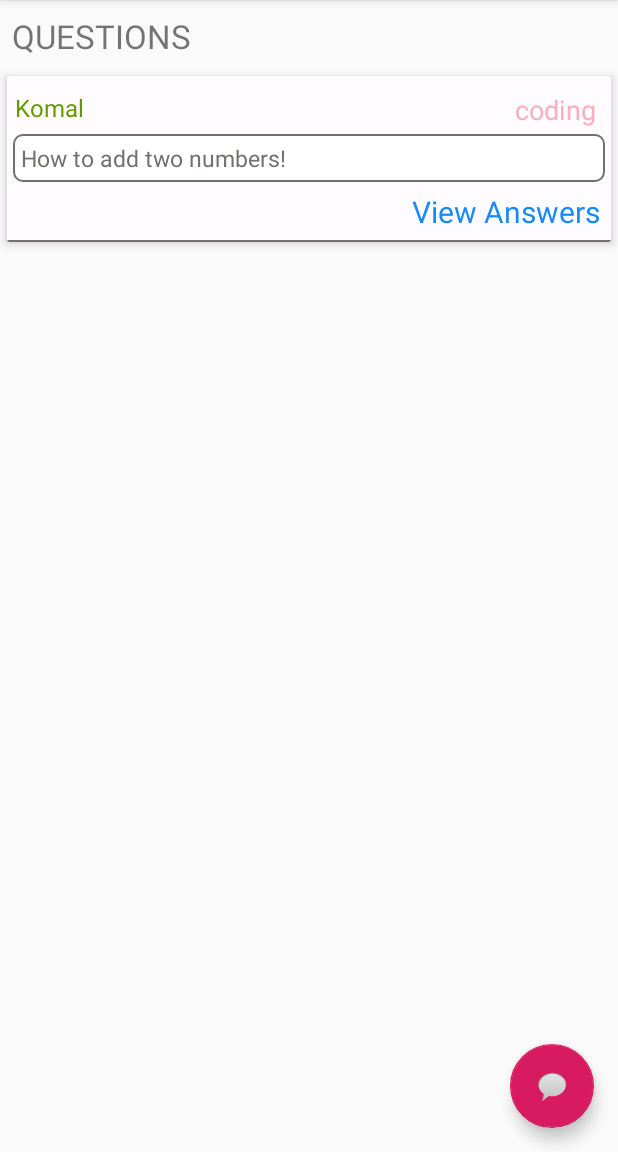
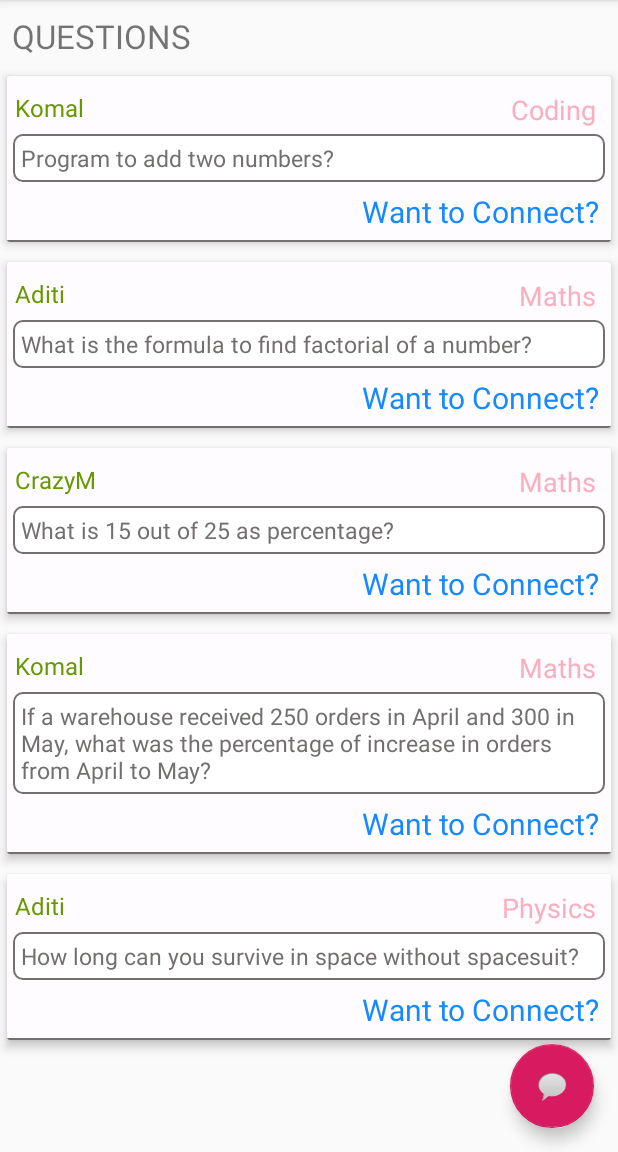
Before and after one commit to priyanka-choubey/mentorship, an Android app: the MainActivity screen opened directly, with no data from a screen before it, in the side drawer, after a tap on "Starred", on a phone screen of 412 x 824 dp, the part 84-1236 px from its top. Run offline under Robolectric (Android 15) with nearby library versions, the phone set to English and light mode, and no system bars; our stand-ins replace Volley; libraries missing offline, so code that uses them is left out: com.firebase.client; network calls fail.

Commit message:
Minor Changes

```diff
--- a/myChatApp/app/src/main/java/com/example/komal/mychatapp/MainActivity.java
+++ b/myChatApp/app/src/main/java/com/example/komal/mychatapp/MainActivity.java
@@ -59,7 +59,18 @@
         Toolbar toolbar = (Toolbar) findViewById(R.id.toolbar);
         setSupportActionBar(toolbar);
 
-        UserData = new portalDetails("Komal","coding","How to add two numbers!");
+        UserData = new portalDetails("Komal","Coding","Program to add two numbers?");
+        data.add(UserData);
+
+        UserData = new portalDetails("Aditi","Maths","What is the formula to find factorial of a number?");
+        data.add(UserData);
+
+        UserData = new portalDetails("CrazyM","Maths","What is 15 out of 25 as percentage?");
+        data.add(UserData);
+
+        UserData = new portalDetails("Komal","Maths","If a warehouse received 250 orders in April and 300 in May, what was the percentage of increase in orders from April to May?");
+        data.add(UserData);
+        UserData = new portalDetails("Aditi","Physics","How long can you survive in space without spacesuit?");
         data.add(UserData);
 
         mRecycler=findViewById(R.id.recycle);
@@ -209,4 +220,7 @@
         }
     }
 
+    public void Connect(View v){
+        startActivity(new Intent(MainActivity.this,UsersActivity.class));
+    }
 }
--- a/myChatApp/app/src/main/java/com/example/komal/mychatapp/NewQuestionActivity.java
+++ b/myChatApp/app/src/main/java/com/example/komal/mychatapp/NewQuestionActivity.java
@@ -25,7 +25,8 @@
                 .setPositiveButton("Add Question", new DialogInterface.OnClickListener() {
                     @Override
                     public void onClick(DialogInterface dialog, int id) {
-                           question=etSearch.getText().toString();
+                          // question=etSearch.getText().toString();
+                        NewQuestionActivity.this.getDialog().cancel();
 
 
                     }
--- a/myChatApp/app/src/main/java/com/example/komal/mychatapp/UsersActivity.java
+++ b/myChatApp/app/src/main/java/com/example/komal/mychatapp/UsersActivity.java
@@ -1,10 +1,12 @@
 package com.example.komal.mychatapp;
 
 import android.app.ProgressDialog;
+import android.os.Build;
 import android.os.Bundle;
 import android.support.v7.app.AppCompatActivity;
 import android.support.v7.widget.GridLayoutManager;
 import android.support.v7.widget.RecyclerView;
+import android.support.v7.widget.Toolbar;
 import android.util.Log;
 import android.view.View;
 import android.widget.TextView;
@@ -48,6 +50,14 @@
         pd.setMessage("Loading...");
         pd.show();
 
+        Toolbar toolbar = (Toolbar) findViewById(R.id.toolbarLogin);
+        setSupportActionBar(toolbar);
+        getSupportActionBar().setTitle("MentorMe");
+        if (Build.VERSION.SDK_INT >= Build.VERSION_CODES.M) {
+            getWindow().setStatusBarColor(getResources().getColor(R.color.Black, this.getTheme()));
+        } else if (Build.VERSION.SDK_INT >= Build.VERSION_CODES.LOLLIPOP) {
+            getWindow().setStatusBarColor(getResources().getColor(R.color.Black));
+        }
         String url = "https://mychatapp-268ff.firebaseio.com/users.json";
 
         StringRequest request = new StringRequest(Request.Method.GET, url, new Response.Listener<String>(){
--- a/myChatApp/app/src/main/res/layout/activity_cards_layout.xml
+++ b/myChatApp/app/src/main/res/layout/activity_cards_layout.xml
@@ -66,11 +66,12 @@
             android:layout_height="25dp"
             android:layout_gravity="right"
             android:layout_marginTop="2dp"
-            android:text="View Answers"
+            android:text="Want to Connect?"
             android:layout_marginBottom="7dp"
             android:layout_marginRight="7dp"
             android:textColor="@color/DodgerBlue"
-            android:textSize="20dp" />
+            android:textSize="20dp"
+            android:onClick="Connect"/>
         <LinearLayout
             android:layout_width="match_parent"
             android:layout_height="1dp"
```
Also changed, not shown: myChatApp/app/src/main/java/com/example/komal/mychatapp/ChatRoomActivity.java (+12 -0 lines), myChatApp/app/src/main/res/layout/activity_chatroom.xml (+13 -0 lines), myChatApp/app/src/main/res/layout/activity_users.xml (+13 -0 lines).
